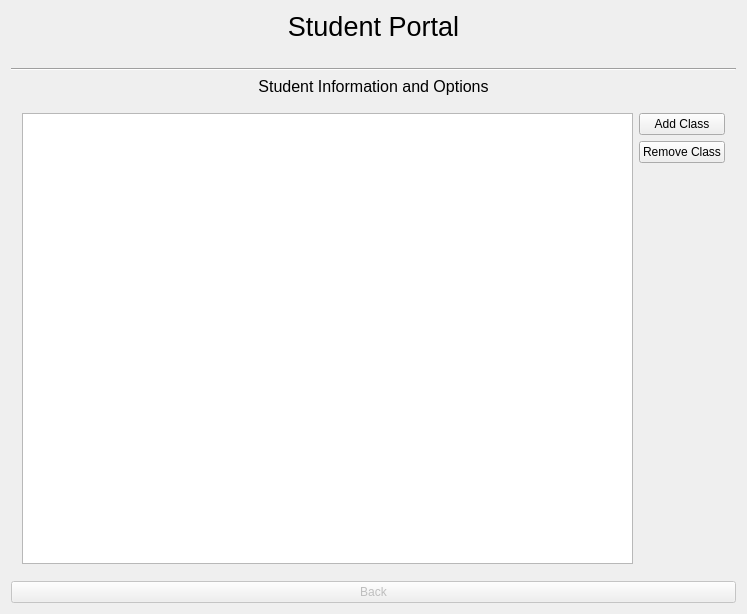
Old version of the form Form Files/studentView.ui in the repository alixabahena/SIMS.
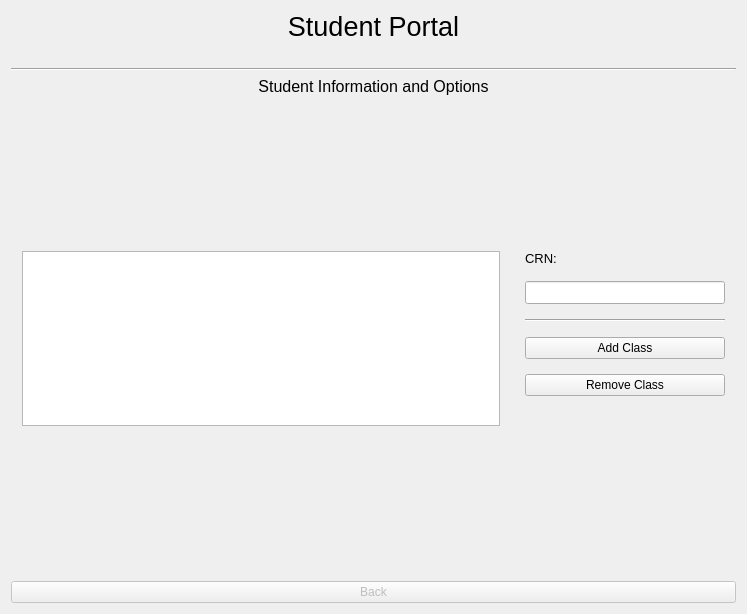
New version of the form. The open tabs and pages were chosen to show the change.

Commit message: starting to implement add and remove classes in manage classes menu

Patch:
```diff
--- a/Form Files/studentView.ui
+++ b/Form Files/studentView.ui
@@ -68,6 +68,12 @@
      </item>
      <item>
       <widget class="QStackedWidget" name="stackedWidget">
+       <property name="sizePolicy">
+        <sizepolicy hsizetype="MinimumExpanding" vsizetype="Preferred">
+         <horstretch>0</horstretch>
+         <verstretch>0</verstretch>
+        </sizepolicy>
+       </property>
        <property name="currentIndex">
         <number>4</number>
        </property>
@@ -276,23 +282,118 @@
         <layout class="QVBoxLayout" name="verticalLayout_10">
          <item>
           <layout class="QGridLayout" name="gridLayout_2">
-           <item row="0" column="1">
+           <property name="horizontalSpacing">
+            <number>25</number>
+           </property>
+           <property name="verticalSpacing">
+            <number>15</number>
+           </property>
+           <item row="4" column="1">
+            <widget class="QPushButton" name="removeClassButton">
+             <property name="sizePolicy">
+              <sizepolicy hsizetype="Minimum" vsizetype="Fixed">
+               <horstretch>0</horstretch>
+               <verstretch>0</verstretch>
+              </sizepolicy>
+             </property>
+             <property name="minimumSize">
+              <size>
+               <width>200</width>
+               <height>0</height>
+              </size>
+             </property>
+             <property name="text">
+              <string>Remove Class</string>
+             </property>
+            </widget>
+           </item>
+           <item row="3" column="1">
             <widget class="QPushButton" name="addClassButton">
+             <property name="sizePolicy">
+              <sizepolicy hsizetype="Minimum" vsizetype="Fixed">
+               <horstretch>0</horstretch>
+               <verstretch>0</verstretch>
+              </sizepolicy>
+             </property>
+             <property name="minimumSize">
+              <size>
+               <width>200</width>
+               <height>0</height>
+              </size>
+             </property>
              <property name="text">
               <string>Add Class</string>
              </property>
             </widget>
            </item>
+           <item row="0" column="1">
+            <widget class="QLabel" name="crnLabel">
+             <property name="sizePolicy">
+              <sizepolicy hsizetype="Minimum" vsizetype="Fixed">
+               <horstretch>0</horstretch>
+               <verstretch>0</verstretch>
+              </sizepolicy>
+             </property>
+             <property name="font">
+              <font>
+               <pointsize>10</pointsize>
+              </font>
+             </property>
+             <property name="text">
+              <string>CRN:</string>
+             </property>
+            </widget>
+           </item>
            <item row="1" column="1">
-            <widget class="QPushButton" name="removeClassButton">
+            <widget class="QLineEdit" name="crnAddRemoveLine">
+             <property name="sizePolicy">
+              <sizepolicy hsizetype="Minimum" vsizetype="Fixed">
+               <horstretch>0</horstretch>
+               <verstretch>0</verstretch>
+              </sizepolicy>
+             </property>
+             <property name="font">
+              <font>
+               <pointsize>10</pointsize>
+              </font>
+             </property>
+            </widget>
+           </item>
+           <item row="0" column="0" rowspan="6">
+            <widget class="QTableView" name="manageClassesView">
+             <property name="sizePolicy">
+              <sizepolicy hsizetype="MinimumExpanding" vsizetype="Expanding">
+               <horstretch>0</horstretch>
+               <verstretch>0</verstretch>
+              </sizepolicy>
+             </property>
+            </widget>
+           </item>
+           <item row="2" column="1">
+            <widget class="Line" name="line_5">
+             <property name="orientation">
+              <enum>Qt::Horizontal</enum>
+             </property>
+            </widget>
+           </item>
+           <item row="5" column="1">
+            <widget class="QLabel" name="addRemoveClassLabel">
+             <property name="sizePolicy">
+              <sizepolicy hsizetype="Preferred" vsizetype="Fixed">
+               <horstretch>0</horstretch>
+               <verstretch>0</verstretch>
+              </sizepolicy>
+             </property>
+             <property name="font">
+              <font>
+               <pointsize>10</pointsize>
+              </font>
+             </property>
              <property name="text">
-              <string>Remove Class</string>
+              <string/>
              </property>
             </widget>
            </item>
-           <item row="0" column="0" rowspan="3">
-            <widget class="QTableView" name="manageClassesView"/>
-           </item>
           </layout>
          </item>
         </layout>
```
Left out of the diff: 2 changed lines with no effect on the pictures. The commit also changes 3 other files.
